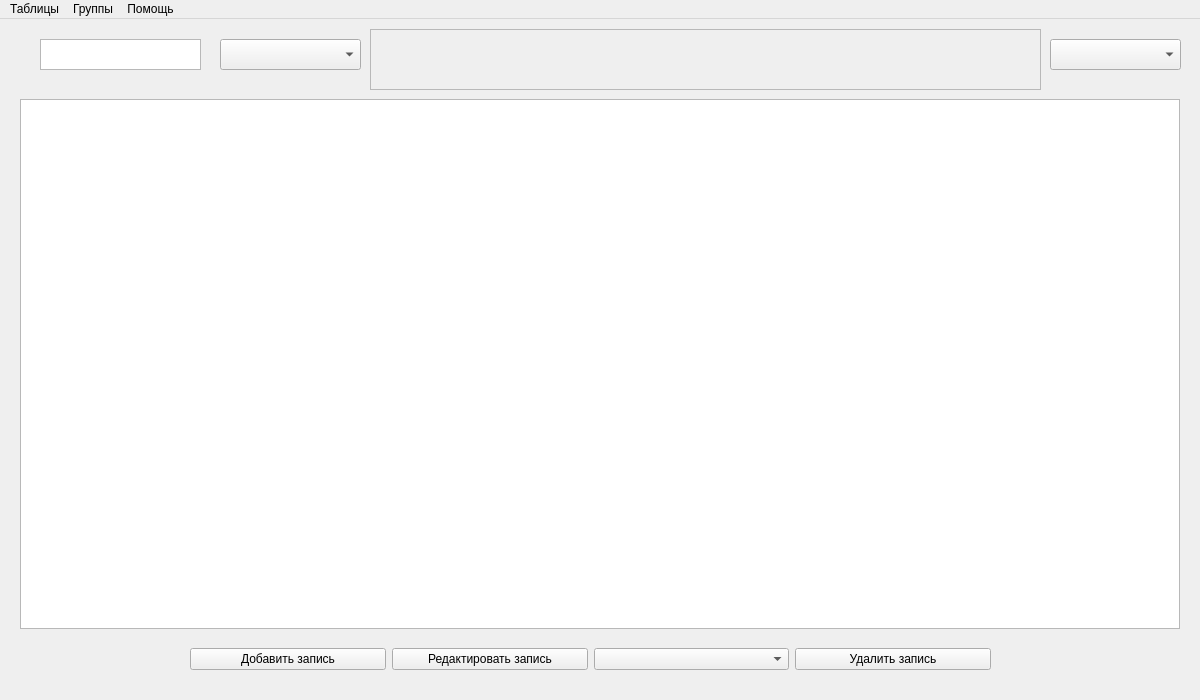
First picture: the form in ui/ui_main.ui, repository came0987/dbms_mpei, before the edit.
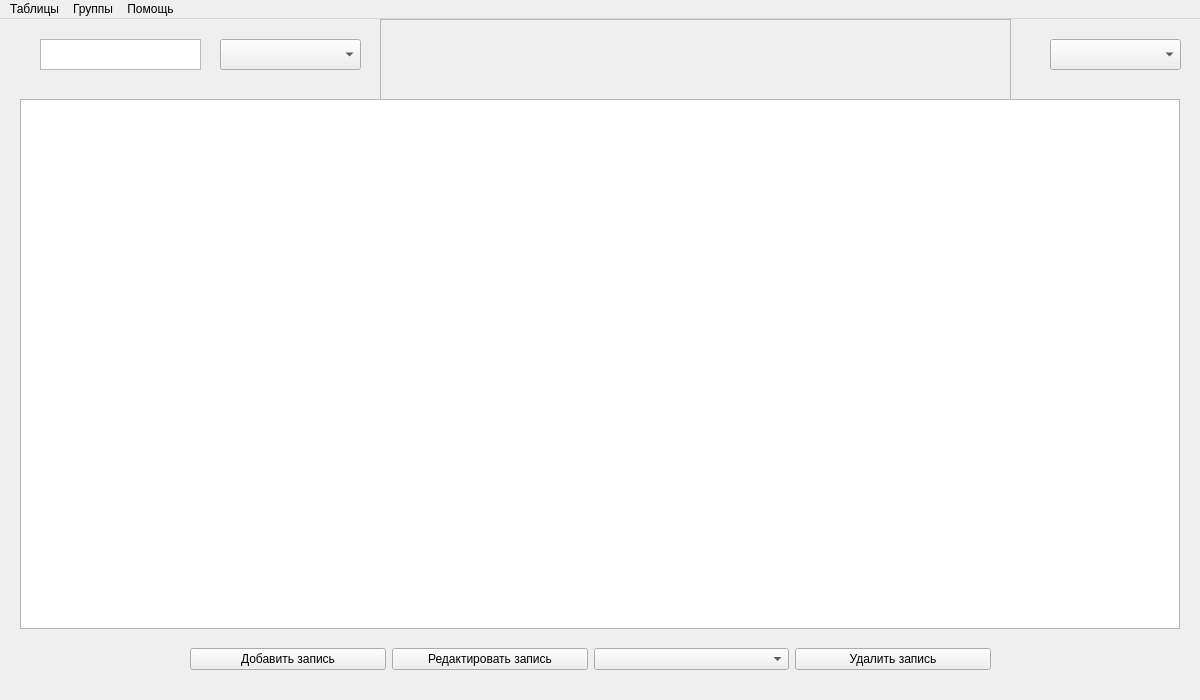
Second picture: the form after the edit.

What changed in the file:
```diff
--- a/ui/ui_main.ui
+++ b/ui/ui_main.ui
@@ -196,10 +196,10 @@
      <widget class="QScrollArea" name="filter_container_widget">
       <property name="geometry">
        <rect>
-        <x>370</x>
-        <y>10</y>
-        <width>671</width>
-        <height>61</height>
+        <x>380</x>
+        <y>0</y>
+        <width>631</width>
+        <height>81</height>
        </rect>
       </property>
       <property name="layoutDirection">
@@ -213,8 +213,8 @@
         <rect>
          <x>0</x>
          <y>0</y>
-         <width>669</width>
-         <height>59</height>
+         <width>629</width>
+         <height>79</height>
         </rect>
        </property>
        <widget class="QWidget" name="filter_container" native="true">
@@ -222,8 +222,8 @@
          <rect>
           <x>0</x>
           <y>0</y>
-          <width>671</width>
-          <height>61</height>
+          <width>621</width>
+          <height>80</height>
          </rect>
         </property>
        </widget>
```
Left out of the diff: 4 changed lines with no effect on the pictures.
